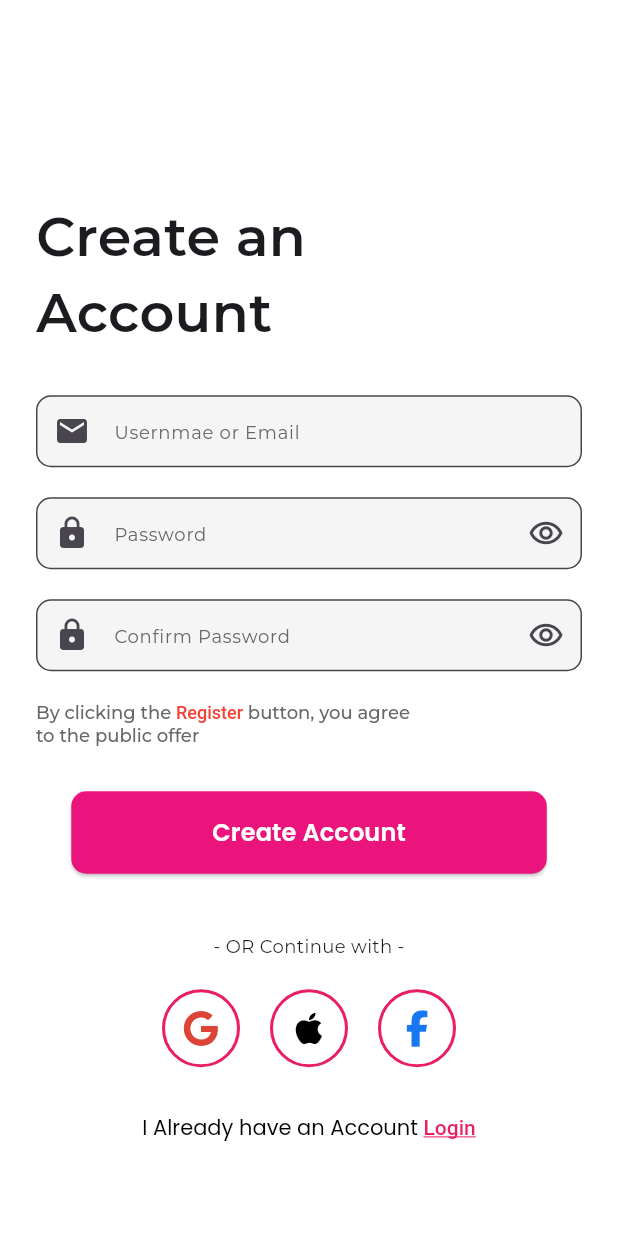
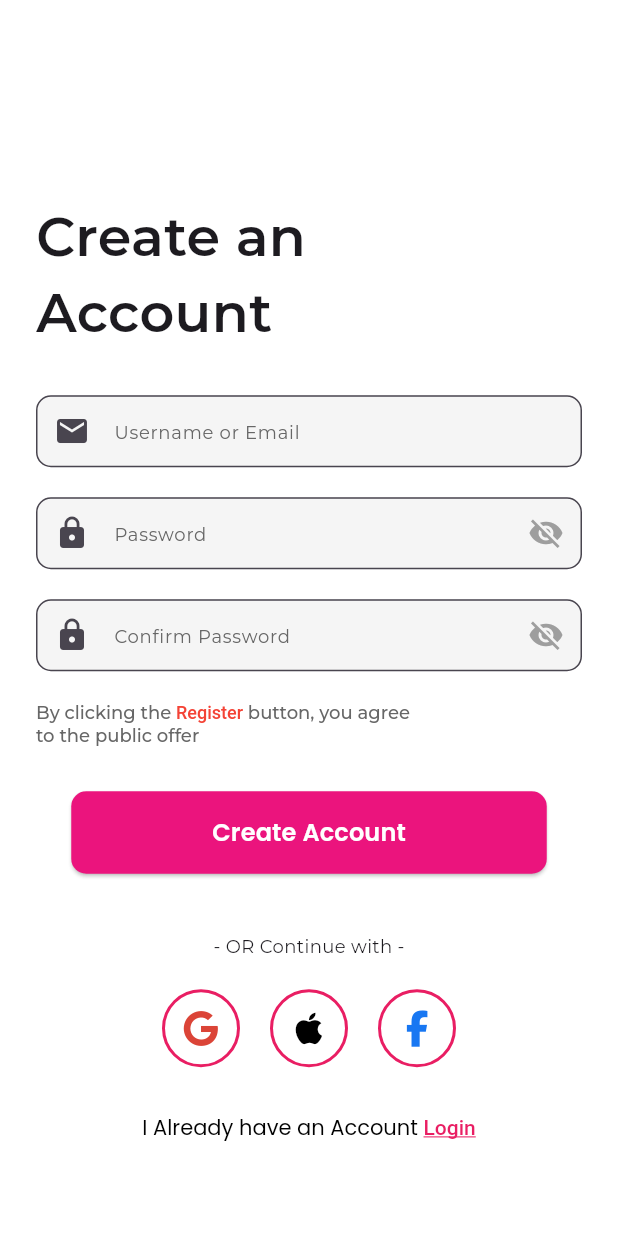
Before and after one commit to Reemasalam/luv_wish, a Flutter app: the SignUpScreen screen opened directly, on a phone screen of 412 x 824 dp. Run offline on Flutter 3.47's test engine with Material 3 defaults, Android fonts, the light colour scheme and no system bars; our stand-ins replace flutter_screenutil, fluttertoast, font_awesome_flutter, get, google_fonts, shared_preferences and 1 more; accounts and stored records are empty; network calls fail.

Commit message:
pening apis

```diff
--- a/lib/LoginScreen/SignUpScreen.dart
+++ b/lib/LoginScreen/SignUpScreen.dart
@@ -1,5 +1,6 @@
 import 'package:flutter/gestures.dart';
 import 'package:flutter/material.dart';
+import 'package:get/get.dart';
 import 'package:google_fonts/google_fonts.dart';
 import 'package:font_awesome_flutter/font_awesome_flutter.dart';
 import 'package:luve_wish/LoginScreen/ForgetScreen.dart';
@@ -10,7 +11,11 @@ import 'package:luve_wish/LoginScreen/Service/AutheticationController.dart';
 class SignUpScreen extends StatelessWidget {
   SignUpScreen({super.key});
 
-  final LoginController controller = LoginController();
+  final LoginController controller = Get.put(LoginController());
+
+  // ✅ Observables for password visibility
+  final RxBool _obscurePassword = true.obs;
+  final RxBool _obscureConfirmPassword = true.obs;
 
   @override
   Widget build(BuildContext context) {
@@ -18,7 +23,7 @@ class SignUpScreen extends StatelessWidget {
       backgroundColor: Colors.white,
       body: SafeArea(
         child: Center(
-          child: SingleChildScrollView(   // ✅ Added scroll to avoid overflow on small screens
+          child: SingleChildScrollView(
             padding: const EdgeInsets.symmetric(horizontal: 24.0),
             child: Column(
               crossAxisAlignment: CrossAxisAlignment.start,
@@ -32,34 +37,39 @@ class SignUpScreen extends StatelessWidget {
                         fontSize: 36, fontWeight: FontWeight.w600)),
                 const SizedBox(height: 30),
 
-                // Full Name
-
-
-                // Email
+                // Email / Username
                 _buildInputField(
-                  hintText: "Usernmae or Email",
+                  hintText: "Username or Email",
                   icon: Icons.email,
                   controller: controller.emailController,
                 ),
                 const SizedBox(height: 20),
 
                 // Password
-                _buildInputField(
+                Obx(() => _buildInputField(
                       hintText: "Password",
                       icon: Icons.lock,
+                      controller: controller.passwordController,
                       isPassword: true,
-                  controller: controller.passwordController,
-                ),
+                      obscureText: _obscurePassword.value,
+                      onToggle: () =>
+                          _obscurePassword.value = !_obscurePassword.value,
+                    )),
                 const SizedBox(height: 20),
 
                 // Confirm Password
-                _buildInputField(
+                Obx(() => _buildInputField(
                       hintText: "Confirm Password",
                       icon: Icons.lock,
+                      controller: controller.confirmPasswordController,
                       isPassword: true,
-                  controller: controller.confirmPasswordController,
-                ),
+                      obscureText: _obscureConfirmPassword.value,
+                      onToggle: () => _obscureConfirmPassword.value =
+                          !_obscureConfirmPassword.value,
+                    )),
                 const SizedBox(height: 20),
+
+                // Terms & Register Notice
                 RichText(
                   text: TextSpan(
                     style: GoogleFonts.montserrat(
@@ -72,12 +82,10 @@ class SignUpScreen extends StatelessWidget {
                       TextSpan(
                         text: "Register",
                         style: const TextStyle(color: Colors.red),
-        recognizer: TapGestureRecognizer()
-          ..onTap = () {
-
-          },
+                        recognizer: TapGestureRecognizer()..onTap = () {},
                       ),
-      const TextSpan(text: " button, you agree\nto the public offer"),
+                      const TextSpan(
+                          text: " button, you agree\nto the public offer"),
                     ],
                   ),
                 ),
@@ -94,7 +102,7 @@ class SignUpScreen extends StatelessWidget {
                           Navigator.pushReplacement(
                             context,
                             MaterialPageRoute(
-                                builder: (context) =>   RegisterScreen()),
+                                builder: (context) => RegisterScreen()),
                           );
                         }
                       },
@@ -113,7 +121,6 @@ class SignUpScreen extends StatelessWidget {
                 ),
 
                 const SizedBox(height: 40),
-
                 Center(
                   child: Text(
                     "- OR Continue with -",
@@ -122,28 +129,30 @@ class SignUpScreen extends StatelessWidget {
                 ),
                 const SizedBox(height: 20),
 
+                // Social Buttons
                 Row(
                   mainAxisAlignment: MainAxisAlignment.center,
                   children: const [
                     _SocialLoginButton(
                       icon: FontAwesomeIcons.google,
-                      iconColor: Color(0xFFDB4437), // Google Red
+                      iconColor: Color(0xFFDB4437),
                     ),
                     SizedBox(width: 20),
                     _SocialLoginButton(
                       icon: FontAwesomeIcons.apple,
-                      iconColor: Colors.black, // Apple Black
+                      iconColor: Colors.black,
                     ),
                     SizedBox(width: 20),
                     _SocialLoginButton(
                       icon: FontAwesomeIcons.facebookF,
-                      iconColor: Color(0xFF1877F2), // Facebook Blue
+                      iconColor: Color(0xFF1877F2),
                     ),
                   ],
                 ),
 
                 const SizedBox(height: 30),
 
+                // Login Link
                 Center(
                   child: RichText(
                     text: TextSpan(
@@ -182,12 +191,14 @@ class SignUpScreen extends StatelessWidget {
   Widget _buildInputField({
     required String hintText,
     required IconData icon,
-    required TextEditingController controller, // ✅ added controller param
+    required TextEditingController controller,
     bool isPassword = false,
+    bool obscureText = false,
+    VoidCallback? onToggle,
   }) {
     return TextField(
-      controller: controller, // ✅ now linked to controller
-      obscureText: isPassword,
+      controller: controller,
+      obscureText: isPassword ? obscureText : false,
       decoration: InputDecoration(
         hintText: hintText,
         hintStyle: GoogleFonts.montserrat(
@@ -196,8 +207,15 @@ class SignUpScreen extends StatelessWidget {
           color: const Color(0xff676767),
         ),
         prefixIcon: Icon(icon),
-        suffixIcon:
-            isPassword ? const Icon(Icons.remove_red_eye_outlined) : null,
+        suffixIcon: isPassword
+            ? IconButton(
+                icon: Icon(
+                  obscureText ? Icons.visibility_off : Icons.visibility,
+                  color: Colors.grey,
+                ),
+                onPressed: onToggle,
+              )
+            : null,
         border: OutlineInputBorder(
           borderRadius: BorderRadius.circular(10),
         ),
```
Also changed, not shown: lib/HomeScreen/HomeView.dart (+108 -80 lines), lib/HomeScreen/Services/HomeController.dart (+63 -9 lines). Lines whose indentation alone changed are shown as unchanged.
